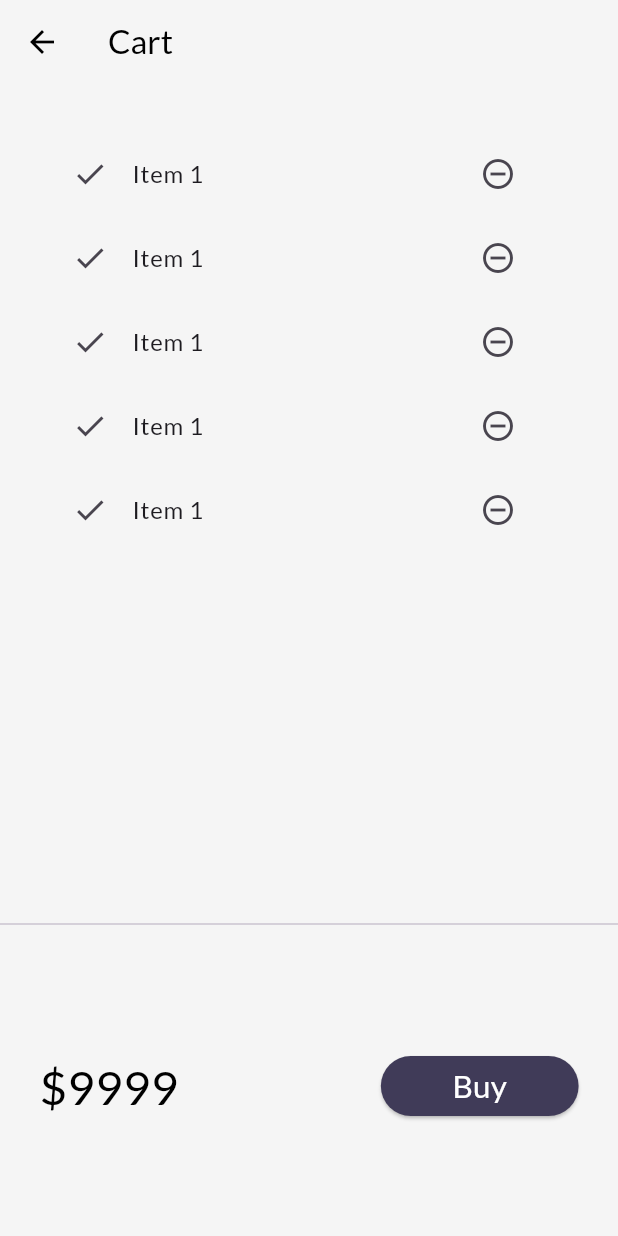
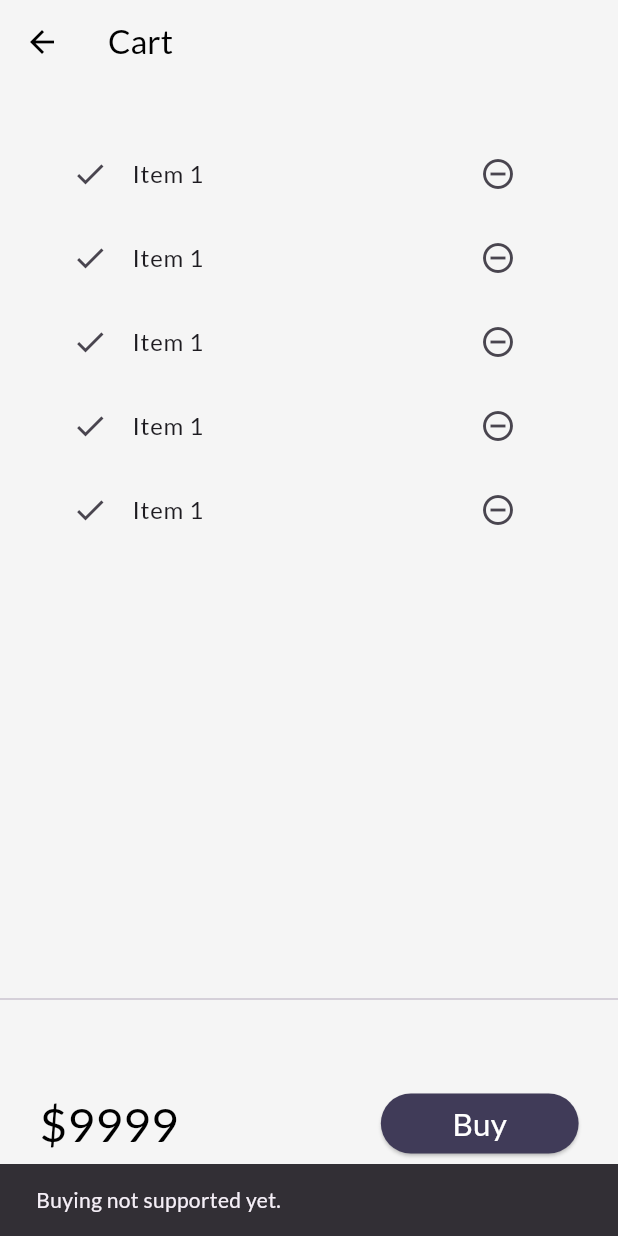
Before and after one commit to Sahil-pillania/catalog-app_flutter, a Flutter app: the CartPage screen opened by its route, after a tap on "Buy", on a phone screen of 412 x 824 dp. Run offline on Flutter 3.47's test engine with Material 3 defaults, Android fonts, the phone set to English and light mode, and no system bars; our stand-ins replace google_fonts, velocity_x; statements that could not run were skipped.

Commit message:
Added button message

```diff
--- a/lib/modals/catalog.dart
+++ b/lib/modals/catalog.dart
@@ -15,11 +15,11 @@ class CatalogModel {
   // ];
 
   // Get products by ID
-  static Item getById(int id) =>
+  Item getById(int id) =>
       products.firstWhere((element) => element.id == id, orElse: null);
 
   // Get products by position
-  static Item getByPosition(int pos) => products[pos];
+  Item getByPosition(int pos) => products[pos];
 }
 
 class Item {
--- a/lib/pages/cart_page.dart
+++ b/lib/pages/cart_page.dart
@@ -33,7 +33,7 @@ class _CartTotal extends StatelessWidget {
   @override
   Widget build(BuildContext context) {
     return SizedBox(
-      height: 200,
+      height: 150,
       child: Row(mainAxisAlignment: MainAxisAlignment.spaceAround, children: [
         "\$9999".text.xl4.color(context.theme.primaryColor).make(),
         30.widthBox,
@@ -41,7 +41,10 @@ class _CartTotal extends StatelessWidget {
                 style: ButtonStyle(
                     backgroundColor: MaterialStateProperty.all(
                         context.theme.indicatorColor)),
-                onPressed: () {},
+                onPressed: () {
+                  ScaffoldMessenger.of(context).showSnackBar(SnackBar(
+                      content: "Buying not supported yet.".text.make()));
+                },
                 child: "Buy".text.xl2.color(Colors.white).make())
             .w32(context),
       ]),
```
